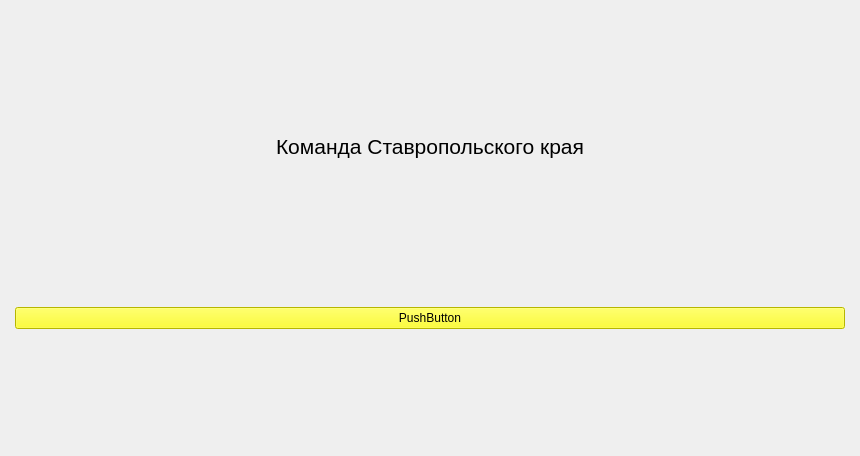
Old version of the form gui/uis/pages/main_pages.ui in the repository zZZTeJleTTy3uKZZz/PyOneDark_Qt_Widgets_Modern_GUI.
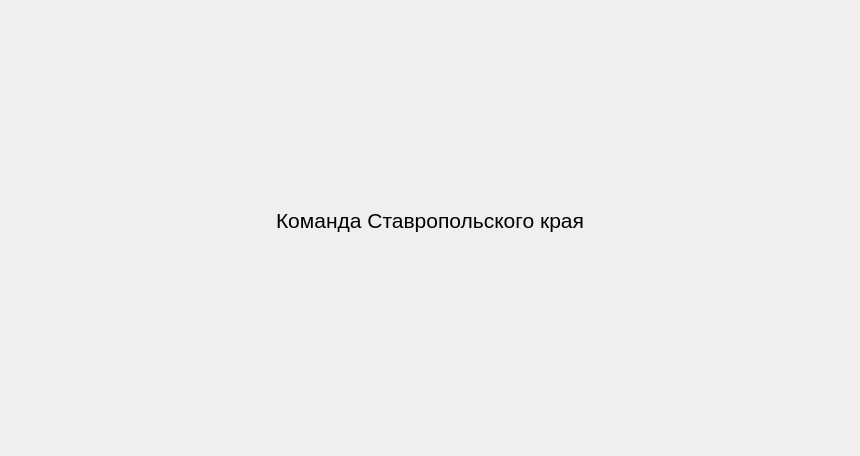
New version of the form.

Patch:
```diff
--- a/gui/uis/pages/main_pages.ui
+++ b/gui/uis/pages/main_pages.ui
@@ -250,30 +250,7 @@
             <layout class="QHBoxLayout" name="row_1_layout"/>
            </item>
            <item>
-            <layout class="QHBoxLayout" name="row_2_layout">
-             <item>
-              <widget class="QPushButton" name="pushButton">
-               <property name="enabled">
-                <bool>true</bool>
-               </property>
-               <property name="minimumSize">
-                <size>
-                 <width>100</width>
-                 <height>20</height>
-                </size>
-               </property>
-               <property name="styleSheet">
-                <string notr="true">background-color: rgb(255, 255, 0);</string>
-               </property>
-               <property name="text">
-                <string>PushButton</string>
-               </property>
-               <property name="autoDefault">
-                <bool>false</bool>
-               </property>
-              </widget>
-             </item>
-            </layout>
+            <layout class="QHBoxLayout" name="row_2_layout"/>
            </item>
            <item>
             <layout class="QHBoxLayout" name="row_3_layout"/>
```
Left out of the diff: 4 changed lines with no effect on the pictures.
